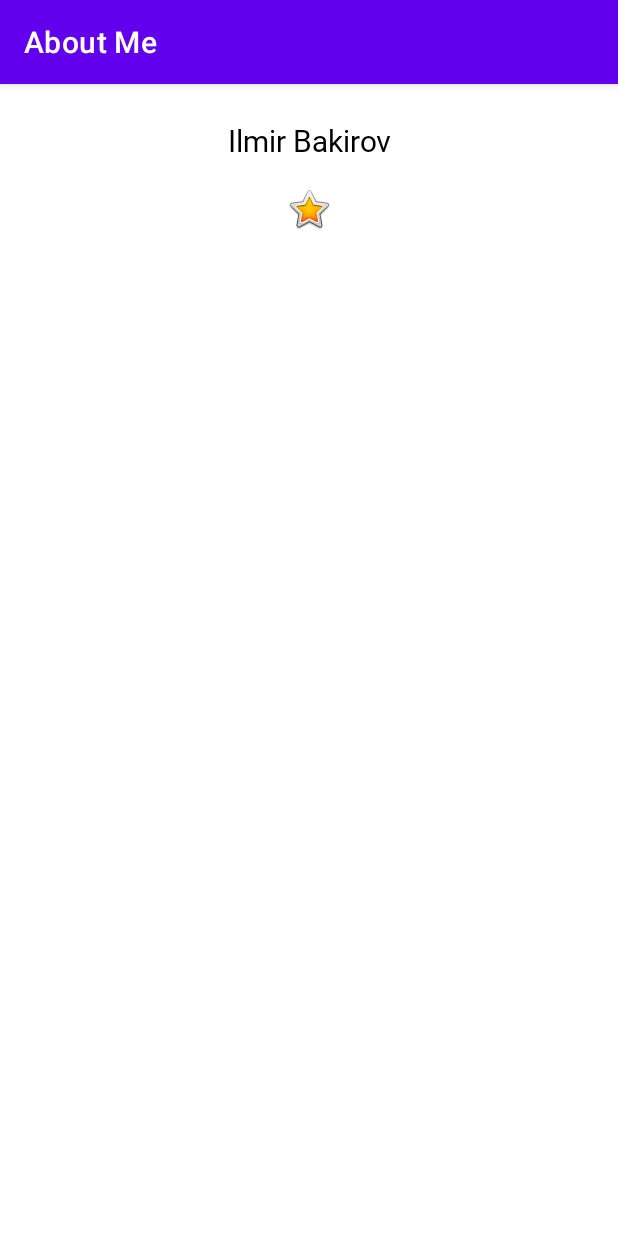
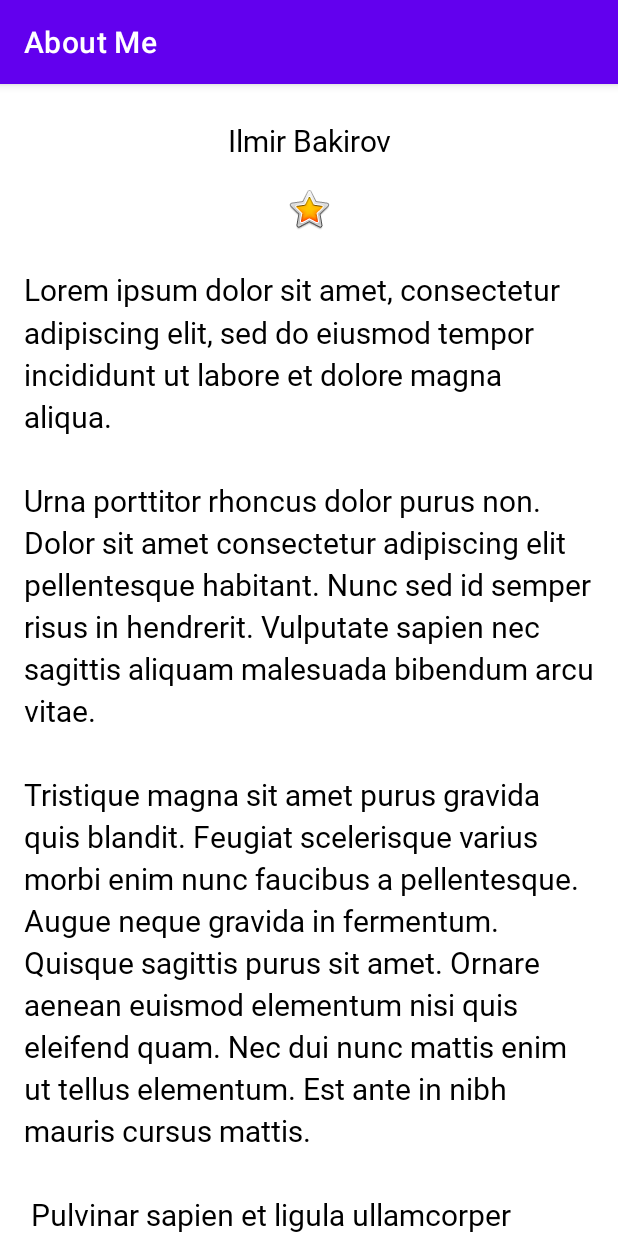
Before and after one commit to bakigoal/android_about-me, an Android app: the screen it shows after launch (MainActivity), on a phone screen of 412 x 824 dp. Run offline under Robolectric (Android 15) with nearby library versions, the phone set to English and light mode, and no system bars.

Commit message:
add scroll view

```diff
--- a/app/src/main/res/layout/activity_main.xml
+++ b/app/src/main/res/layout/activity_main.xml
@@ -1,17 +1,19 @@
 <?xml version="1.0" encoding="utf-8"?>
 <LinearLayout xmlns:android="http://schemas.android.com/apk/res/android"
     xmlns:app="http://schemas.android.com/apk/res-auto"
+    android:layout_width="match_parent"
+    android:layout_height="match_parent"
     android:orientation="vertical"
-    android:layout_width="match_parent"
-    android:layout_height="match_parent">
+    android:paddingStart="@dimen/padding"
+    android:paddingEnd="@dimen/padding">
 
     <TextView
         android:id="@+id/name_text"
+        style="@style/NameStyle"
         android:layout_width="match_parent"
         android:layout_height="wrap_content"
         android:text="@string/name"
-        android:textAlignment="center"
-        style="@style/NameStyle" />
+        android:textAlignment="center" />
 
     <ImageView
         android:id="@+id/star_image"
@@ -20,4 +22,19 @@
         android:layout_marginTop="@dimen/layout_margin"
         android:contentDescription="@string/yellow_star"
         app:srcCompat="@android:drawable/btn_star_big_on" />
+
+    <ScrollView
+        android:id="@+id/bio_scroll"
+        android:layout_width="match_parent"
+        android:layout_height="match_parent">
+
+
+        <TextView
+            android:id="@+id/bio_text"
+            style="@style/NameStyle"
+            android:layout_width="match_parent"
+            android:layout_height="wrap_content"
+            android:lineSpacingMultiplier="@dimen/line_spacing"
+            android:text="@string/bio" />
+    </ScrollView>
 </LinearLayout>
--- a/app/src/main/res/values/dimens.xml
+++ b/app/src/main/res/values/dimens.xml
@@ -3,4 +3,6 @@
     <dimen name="text_size">20sp</dimen>
     <dimen name="small_padding">8dp</dimen>
     <dimen name="layout_margin">16dp</dimen>
+    <dimen name="padding">16dp</dimen>
+    <dimen name="line_spacing">1.2</dimen>
 </resources>
--- a/app/src/main/res/values/strings.xml
+++ b/app/src/main/res/values/strings.xml
@@ -2,4 +2,9 @@
     <string name="app_name">About Me</string>
     <string name="name">Ilmir Bakirov</string>
     <string name="yellow_star">Yellow Star</string>
+    <string name="bio">@string/long_generated_text</string>
+
+    <string name="long_generated_text">Lorem ipsum dolor sit amet, consectetur adipiscing elit, sed do eiusmod tempor incididunt ut labore et dolore magna aliqua. \n\nUrna porttitor rhoncus dolor purus non. Dolor sit amet consectetur adipiscing elit pellentesque habitant. Nunc sed id semper risus in hendrerit. Vulputate sapien nec sagittis aliquam malesuada bibendum arcu vitae. \n\nTristique magna sit amet purus gravida quis blandit. Feugiat scelerisque varius morbi enim nunc faucibus a pellentesque. Augue neque gravida in fermentum. Quisque sagittis purus sit amet. Ornare aenean euismod elementum nisi quis eleifend quam. Nec dui nunc mattis enim ut tellus elementum. Est ante in nibh mauris cursus mattis.\n\n
+Pulvinar sapien et ligula ullamcorper malesuada proin libero nunc. Gravida rutrum quisque non tellus orci ac auctor augue. Quisque egestas diam in arcu cursus euismod. In hendrerit gravida rutrum quisque. Massa massa ultricies mi quis hendrerit. Diam quam nulla porttitor massa id neque aliquam vestibulum. Nullam ac tortor vitae purus. Pharetra vel turpis nunc eget. Non quam lacus suspendisse faucibus interdum posuere lorem ipsum. Dictum fusce ut placerat orci nulla pellentesque. Pellentesque nec nam aliquam sem et tortor consequat. Ultrices tincidunt arcu non sodales neque sodales ut etiam. Suspendisse in est ante in nibh mauris cursus. Consequat interdum varius sit amet mattis vulputate.\n\n
+Ullamcorper a lacus vestibulum sed arcu non odio euismod. Justo donec enim diam vulputate ut pharetra sit. Non tellus orci ac auctor augue mauris augue. Id aliquet lectus proin nibh nisl condimentum id venenatis a. Eu scelerisque felis imperdiet proin fermentum leo vel orci. Sit amet nisl suscipit adipiscing bibendum est ultricies. Blandit massa enim nec dui nunc. Facilisis magna etiam tempor orci. Amet mauris commodo quis imperdiet massa tincidunt nunc pulvinar. Lectus vestibulum mattis ullamcorper velit. Tortor vitae purus faucibus ornare. In aliquam sem fringilla ut morbi tincidunt augue interdum velit. Urna neque viverra justo nec ultrices dui sapien eget. Purus non enim praesent elementum.</string>
 </resources>
```
